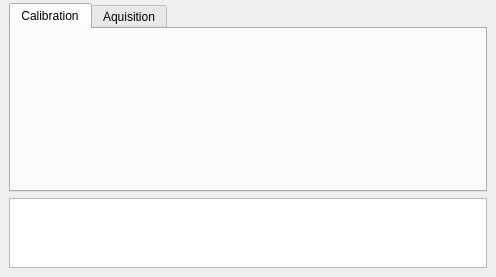
Old version of the form forms/ptawindow.ui in the repository lluchiari/PTADetector.
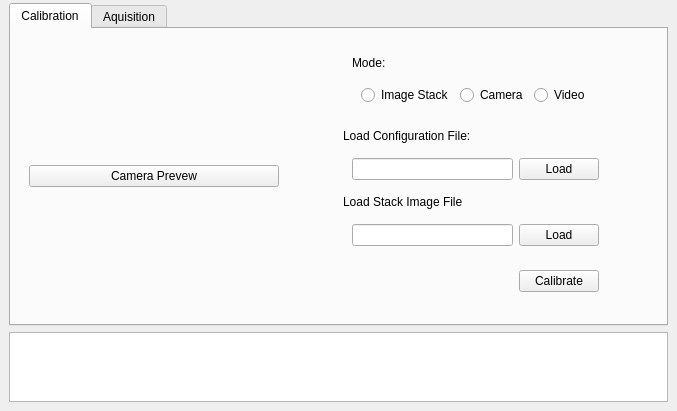
New version of the form.

Commit message: Modifying interace and adding the buttons response

```diff
--- a/forms/ptawindow.ui
+++ b/forms/ptawindow.ui
@@ -6,8 +6,8 @@
    <rect>
     <x>0</x>
     <y>0</y>
-    <width>496</width>
-    <height>277</height>
+    <width>677</width>
+    <height>411</height>
    </rect>
   </property>
   <property name="windowTitle">
@@ -87,6 +87,210 @@
       <attribute name="title">
        <string>Calibration</string>
       </attribute>
+      <layout class="QHBoxLayout" name="horizontalLayout">
+       <item>
+        <widget class="QWidget" name="LoadCalibrationFile" native="true">
+         <property name="sizePolicy">
+          <sizepolicy hsizetype="Preferred" vsizetype="Preferred">
+           <horstretch>10</horstretch>
+           <verstretch>0</verstretch>
+          </sizepolicy>
+         </property>
+         <layout class="QGridLayout" name="gridLayout_2">
+          <item row="0" column="0">
+           <widget class="QPushButton" name="pushButton">
+            <property name="text">
+             <string>Camera Prevew</string>
+            </property>
+           </widget>
+          </item>
+         </layout>
+        </widget>
+       </item>
+       <item>
+        <spacer name="horizontalSpacer">
+         <property name="orientation">
+          <enum>Qt::Horizontal</enum>
+         </property>
+         <property name="sizeHint" stdset="0">
+          <size>
+           <width>40</width>
+           <height>20</height>
+          </size>
+         </property>
+        </spacer>
+       </item>
+       <item>
+        <widget class="QWidget" name="ControlPanel" native="true">
+         <property name="sizePolicy">
+          <sizepolicy hsizetype="Fixed" vsizetype="Expanding">
+           <horstretch>8</horstretch>
+           <verstretch>0</verstretch>
+          </sizepolicy>
+         </property>
+         <layout class="QVBoxLayout" name="verticalLayout_3">
+          <item>
+           <widget class="QWidget" name="ControlSelector" native="true">
+            <layout class="QVBoxLayout" name="verticalLayout">
+             <item>
+              <widget class="QLabel" name="ControlSelectorLabel">
+               <property name="text">
+                <string>Mode:</string>
+               </property>
+              </widget>
+             </item>
+             <item>
+              <widget class="QWidget" name="ControlSelectorWidget" native="true">
+               <layout class="QHBoxLayout" name="horizontalLayout_5">
+                <item>
+                 <widget class="QRadioButton" name="ControlSelector_ImageStackRadioButton">
+                  <property name="text">
+                   <string>Image Stack</string>
+                  </property>
+                 </widget>
+                </item>
+                <item>
+                 <widget class="QRadioButton" name="ControlSelector_CameraRadioButton">
+                  <property name="text">
+                   <string>Camera</string>
+                  </property>
+                 </widget>
+                </item>
+                <item>
+                 <widget class="QRadioButton" name="ControlSelector_VideoRadioButton">
+                  <property name="text">
+                   <string>Video</string>
+                  </property>
+                 </widget>
+                </item>
+               </layout>
+              </widget>
+             </item>
+            </layout>
+           </widget>
+          </item>
+          <item>
+           <layout class="QVBoxLayout" name="LoadConfigFileLayout">
+            <item>
+             <widget class="QLabel" name="LoadConfigFileLabel">
+              <property name="text">
+               <string>Load Configuration File:</string>
+              </property>
+             </widget>
+            </item>
+            <item>
+             <widget class="QWidget" name="LoadConfigFileWidget" native="true">
+              <property name="sizePolicy">
+               <sizepolicy hsizetype="Minimum" vsizetype="Minimum">
+                <horstretch>0</horstretch>
+                <verstretch>0</verstretch>
+               </sizepolicy>
+              </property>
+              <layout class="QHBoxLayout" name="horizontalLayout_4">
+               <item>
+                <widget class="QLineEdit" name="LoadConfigFileLineEdit"/>
+               </item>
+               <item>
+                <widget class="QPushButton" name="LoadConfigFilePushButton">
+                 <property name="text">
+                  <string>Load</string>
+                 </property>
+                </widget>
+               </item>
+              </layout>
+             </widget>
+            </item>
+           </layout>
+          </item>
+          <item>
+           <layout class="QVBoxLayout" name="StackImageFileLayout">
+            <item>
+             <widget class="QLabel" name="StackImageFileLabel">
+              <property name="text">
+               <string>Load Stack Image File</string>
+              </property>
+             </widget>
+            </item>
+            <item>
+             <widget class="QWidget" name="StackImageFileWidget" native="true">
+              <property name="sizePolicy">
+               <sizepolicy hsizetype="Minimum" vsizetype="Minimum">
+                <horstretch>0</horstretch>
+                <verstretch>0</verstretch>
+               </sizepolicy>
+              </property>
+              <layout class="QHBoxLayout" name="horizontalLayout_2">
+               <item>
+                <widget class="QLineEdit" name="StackImageFileLineEdit"/>
+               </item>
+               <item>
+                <widget class="QPushButton" name="StackImageFilePushButton">
+                 <property name="text">
+                  <string>Load</string>
+                 </property>
+                </widget>
+               </item>
+              </layout>
+             </widget>
+            </item>
+           </layout>
+          </item>
+          <item>
+           <widget class="QWidget" name="ConfirmWidget" native="true">
+            <layout class="QHBoxLayout" name="horizontalLayout_3">
+             <item>
+              <spacer name="horizontalSpacer_3">
+               <property name="orientation">
+                <enum>Qt::Horizontal</enum>
+               </property>
+               <property name="sizeHint" stdset="0">
+                <size>
+                 <width>40</width>
+                 <height>20</height>
+                </size>
+               </property>
+              </spacer>
+             </item>
+             <item>
+              <widget class="QPushButton" name="ConfirmPushButton">
+               <property name="text">
+                <string>Calibrate</string>
+               </property>
+              </widget>
+             </item>
+            </layout>
+           </widget>
+          </item>
+          <item>
+           <spacer name="verticalSpacer">
+            <property name="orientation">
+             <enum>Qt::Vertical</enum>
+            </property>
+            <property name="sizeHint" stdset="0">
+             <size>
+              <width>20</width>
+              <height>40</height>
+             </size>
+            </property>
+           </spacer>
+          </item>
+         </layout>
+        </widget>
+       </item>
+       <item>
+        <spacer name="horizontalSpacer_2">
+         <property name="orientation">
+          <enum>Qt::Horizontal</enum>
+         </property>
+         <property name="sizeHint" stdset="0">
+          <size>
+           <width>40</width>
+           <height>20</height>
+          </size>
+         </property>
+        </spacer>
+       </item>
+      </layout>
      </widget>
      <widget class="QWidget" name="Aquisition">
       <attribute name="title">
```
Left out of the diff: 118 changed lines with no effect on the pictures. The commit also changes 16 other files.
